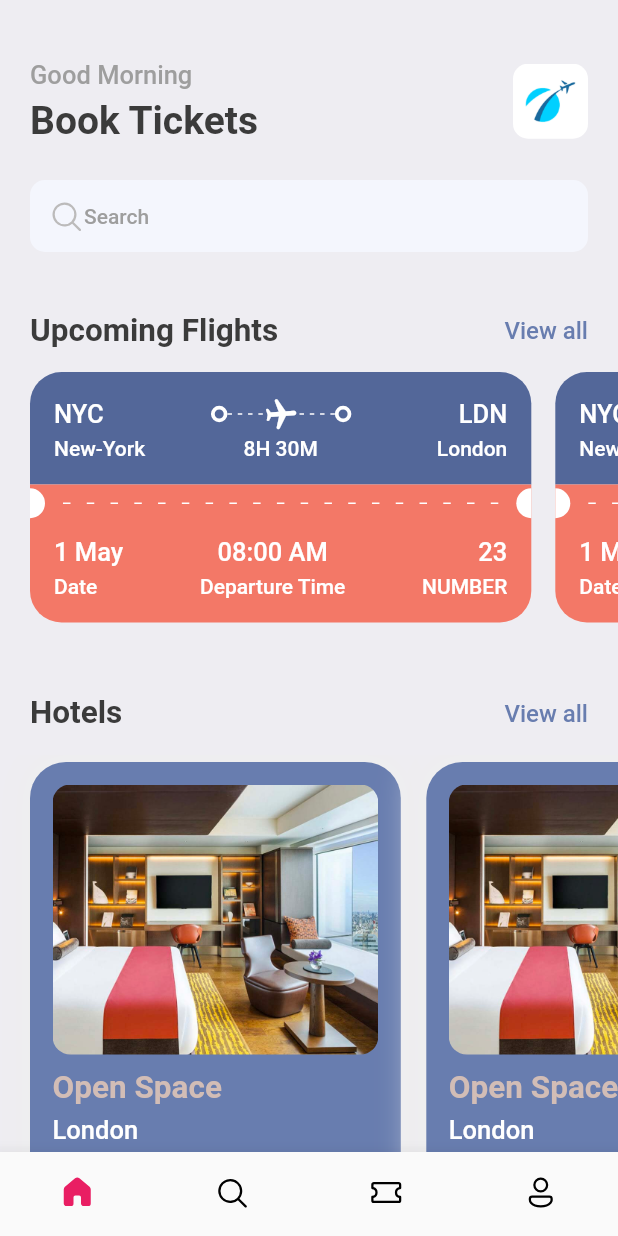
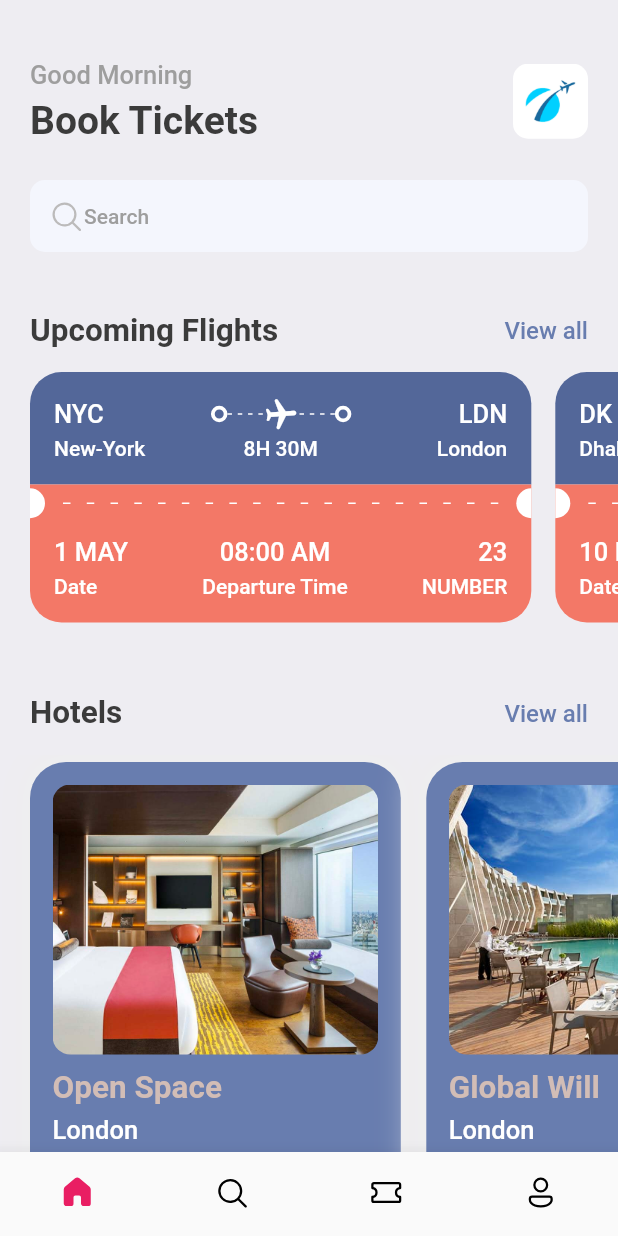
Before and after one commit to Oussema-Lahami/Travel-app, a Flutter app: the screen it shows after launch, on a phone screen of 412 x 824 dp. Run offline on Flutter 3.47's test engine with Material 2 defaults, Android fonts, the phone set to English and light mode, and no system bars; our stand-ins replace fluentui_icons, gap, get.

Commit message:
basically done with the Home screen and changed the hard coded values to dynamic

```diff
--- a/lib/screens/home_screen.dart
+++ b/lib/screens/home_screen.dart
@@ -5,6 +5,7 @@ import 'package:flutter/src/widgets/framework.dart';
 import 'package:gap/gap.dart';
 import 'package:ticket_app/screens/hotel_screen.dart';
 import 'package:ticket_app/screens/ticket_view.dart';
+import 'package:ticket_app/utils/app_info_list.dart';
 import 'package:ticket_app/utils/app_style.dart';
 
 class HomeScreen extends StatelessWidget {
@@ -85,10 +86,10 @@ class HomeScreen extends StatelessWidget {
           SingleChildScrollView(
             scrollDirection: Axis.horizontal,
             padding: const EdgeInsets.only(left: 20),
-            child: Row(children: const [
-              TicketView(),
-              TicketView(),
-            ]),
+            child: Row(
+                children: ticketList
+                    .map((ticket) => TicketView(ticket: ticket))
+                    .toList()),
           ),
           const Gap(15),
           Container(
@@ -118,13 +119,9 @@ class HomeScreen extends StatelessWidget {
             scrollDirection: Axis.horizontal,
             padding: const EdgeInsets.only(left: 20),
             child: Row(
-              children: const [
-                HotelScreen(),
-                HotelScreen(),
-                HotelScreen(),
-                HotelScreen(),
-              ],
-            ),
+                children: hotelList
+                    .map((hotel) => HotelScreen(hotel: hotel))
+                    .toList()),
           )
         ],
       ),
--- a/lib/screens/hotel_screen.dart
+++ b/lib/screens/hotel_screen.dart
@@ -6,14 +6,15 @@ import 'package:ticket_app/utils/app_layout.dart';
 import 'package:ticket_app/utils/app_style.dart';
 
 class HotelScreen extends StatelessWidget {
-  const HotelScreen({Key? key}) : super(key: key);
+  final Map<String, dynamic> hotel;
+  const HotelScreen({Key? key, required this.hotel}) : super(key: key);
 
   @override
   Widget build(BuildContext context) {
     final size = AppLayout.getSize(context);
     return Container(
         width: size.width * 0.6,
-        height: 350,
+        height: AppLayout.getHeight(350),
         padding: const EdgeInsets.symmetric(horizontal: 15, vertical: 15),
         margin: const EdgeInsets.only(right: 17, top: 5),
         decoration: BoxDecoration(
@@ -27,27 +28,27 @@ class HotelScreen extends StatelessWidget {
           crossAxisAlignment: CrossAxisAlignment.start,
           children: [
             Container(
-              height: 180,
+              height: AppLayout.getHeight(180),
               decoration: BoxDecoration(
                   borderRadius: BorderRadius.circular(12),
                   color: Styles.primaryColor,
-                  image: const DecorationImage(
+                  image: DecorationImage(
                       fit: BoxFit.cover,
-                      image: AssetImage("assets/images/one.png"))),
+                      image: AssetImage("assets/images/${hotel['image']}"))),
             ),
             const Gap(10),
             Text(
-              "Open Space",
+              hotel['place'],
               style: Styles.headLineStyle2.copyWith(color: Styles.kakiColor),
             ),
             const Gap(5),
             Text(
-              "London",
+              hotel['destination'],
               style: Styles.headLineStyle3.copyWith(color: Colors.white),
             ),
             const Gap(10),
             Text(
-              "\$40/night",
+              "\$${hotel['price']}/night",
               style: Styles.headLineStyle1.copyWith(color: Styles.kakiColor),
             ),
           ],
--- a/lib/screens/ticket_view.dart
+++ b/lib/screens/ticket_view.dart
@@ -2,36 +2,38 @@ import 'package:flutter/material.dart';
 import 'package:flutter/src/foundation/key.dart';
 import 'package:flutter/src/widgets/framework.dart';
 import 'package:gap/gap.dart';
+import 'package:ticket_app/utils/app_info_list.dart';
 import 'package:ticket_app/utils/app_layout.dart';
 import 'package:ticket_app/utils/app_style.dart';
 import 'package:ticket_app/widgets/thick_containes.dart';
 
 class TicketView extends StatelessWidget {
-  const TicketView({Key? key}) : super(key: key);
+  final Map<String, dynamic> ticket;
+  const TicketView({Key? key, required this.ticket}) : super(key: key);
 
   @override
   Widget build(BuildContext context) {
     final size = AppLayout.getSize(context);
     return SizedBox(
       width: size.width * 0.85,
-      height: 200,
+      height: AppLayout.getHeight(200),
       child: Container(
-        margin: const EdgeInsets.only(right: 16),
+        margin: EdgeInsets.only(right: AppLayout.getHeight(16)),
         child: Column(
           mainAxisSize: MainAxisSize.min,
           children: [
             Container(
-              decoration: const BoxDecoration(
+              decoration: BoxDecoration(
                   color: const Color(0xFF536799),
                   borderRadius: BorderRadius.only(
-                      topRight: Radius.circular(21),
-                      topLeft: Radius.circular(21))),
-              padding: const EdgeInsets.all(16),
+                      topRight: Radius.circular(AppLayout.getHeight(21)),
+                      topLeft: Radius.circular(AppLayout.getHeight(21)))),
+              padding: EdgeInsets.all(AppLayout.getHeight(16)),
               child: Column(
                 children: [
                   Row(children: [
                     Text(
-                      "NYC",
+                      ticket['from']['code'],
                       style:
                           Styles.headLineStyle3.copyWith(color: Colors.white),
                     ),
@@ -41,7 +43,7 @@ class TicketView extends StatelessWidget {
                         child: Stack(
                       children: [
                         SizedBox(
-                          height: 24,
+                          height: AppLayout.getHeight(24),
                           child: LayoutBuilder(builder: (BuildContext context,
                               BoxConstraints constraints) {
                             return Flex(
@@ -73,7 +75,7 @@ class TicketView extends StatelessWidget {
                     )),
                     ThickContainer(),
                     const Spacer(),
-                    Text("LDN",
+                    Text(ticket['to']['code'],
                         style:
                             Styles.headLineStyle3.copyWith(color: Colors.white))
                   ]),
@@ -82,22 +84,22 @@ class TicketView extends StatelessWidget {
                     mainAxisAlignment: MainAxisAlignment.spaceBetween,
                     children: [
                       SizedBox(
-                        width: 100,
+                        width: AppLayout.getWidth(100),
                         child: Text(
-                          "New-York",
+                          ticket['from']['name'],
                           style: Styles.headLineStyle4
                               .copyWith(color: Colors.white),
                         ),
                       ),
                       Text(
-                        "8H 30M",
+                        ticket['flying_time'],
                         style:
                             Styles.headLineStyle4.copyWith(color: Colors.white),
                       ),
                       SizedBox(
-                        width: 100,
+                        width: AppLayout.getWidth(100),
                         child: Text(
-                          "London",
+                          ticket['to']['name'],
                           textAlign: TextAlign.end,
                           style: Styles.headLineStyle4
                               .copyWith(color: Colors.white),
@@ -112,10 +114,10 @@ class TicketView extends StatelessWidget {
               color: Styles.orangeColor,
               child: Row(
                 children: [
-                  const SizedBox(
-                    height: 20,
-                    width: 10,
-                    child: DecoratedBox(
+                  SizedBox(
+                    height: AppLayout.getHeight(20),
+                    width: AppLayout.getWidth(10),
+                    child: const DecoratedBox(
                         decoration: BoxDecoration(
                             color: Colors.white,
                             borderRadius: BorderRadius.only(
@@ -146,8 +148,8 @@ class TicketView extends StatelessWidget {
                             },
                           ))),
                   SizedBox(
-                    height: 20,
-                    width: 10,
+                    height: AppLayout.getHeight(20),
+                    width: AppLayout.getWidth(10),
                     child: DecoratedBox(
                         decoration: BoxDecoration(
                             color: Colors.white,
@@ -176,7 +178,7 @@ class TicketView extends StatelessWidget {
                         crossAxisAlignment: CrossAxisAlignment.start,
                         children: [
                           Text(
-                            "1 May",
+                            ticket['date'],
                             style: Styles.headLineStyle3
                                 .copyWith(color: Colors.white),
                           ),
@@ -192,7 +194,7 @@ class TicketView extends StatelessWidget {
                         crossAxisAlignment: CrossAxisAlignment.center,
                         children: [
                           Text(
-                            "08:00 AM",
+                            ticket['departure_time'],
                             style: Styles.headLineStyle3
                                 .copyWith(color: Colors.white),
                           ),
@@ -208,7 +210,7 @@ class TicketView extends StatelessWidget {
                         crossAxisAlignment: CrossAxisAlignment.end,
                         children: [
                           Text(
-                            "23",
+                            "${ticket['number']}",
                             style: Styles.headLineStyle3
                                 .copyWith(color: Colors.white),
                           ),
--- /dev/null
+++ b/lib/utils/app_info_list.dart
@@ -0,0 +1,39 @@
+List<Map<String, dynamic>> hotelList = [
+  {
+    'image': 'one.png',
+    'place': 'Open Space',
+    'destination': 'London',
+    'price': 25
+  },
+  {
+    'image': 'two.png',
+    'place': 'Global Will',
+    'destination': 'London',
+    'price': 40
+  },
+  {
+    'image': 'three.png',
+    'place': 'Tallest Building',
+    'destination': 'Dubai',
+    'price': 68
+  },
+];
+
+List<Map<String, dynamic>> ticketList = [
+  {
+    'from': {'code': "NYC", 'name': "New-York"},
+    'to': {'code': "LDN", 'name': "London"},
+    'flying_time': '8H 30M',
+    'date': "1 MAY",
+    'departure_time': "08:00 AM",
+    'number': 23
+  },
+  {
+    'from': {'code': "DK", 'name': "Dhaka"},
+    'to': {'code': "SH", 'name': "Shanghai"},
+    'flying_time': '4H 20M',
+    'date': "10 MAY",
+    'departure_time': "09:00 AM",
+    'number': 45
+  },
+];
--- a/lib/utils/app_layout.dart
+++ b/lib/utils/app_layout.dart
@@ -1,7 +1,26 @@
 import 'package:flutter/cupertino.dart';
+import 'package:get/get.dart';
 
 class AppLayout {
   static getSize(BuildContext context) {
     return MediaQuery.of(context).size;
   }
+
+  static getScreenHeight() {
+    return Get.height;
+  }
+
+  static getScreenWidth() {
+    return Get.width;
+  }
+
+  static getHeight(double pixels) {
+    double x = getScreenHeight() / pixels;
+    return getScreenHeight() / x;
+  }
+
+  static getWidth(double pixels) {
+    double x = getScreenWidth() / pixels;
+    return getScreenWidth() / x;
+  }
 }
--- a/pubspec.yaml
+++ b/pubspec.yaml
@@ -35,6 +35,7 @@ dependencies:
   # Use with the CupertinoIcons class for iOS style icons.
   cupertino_icons: ^1.0.2
   fluentui_icons : ^1.0.0
+  get :
   gap : ^2.0.0
 
 dev_dependencies:
```
Also changed, not shown: pubspec.lock.
